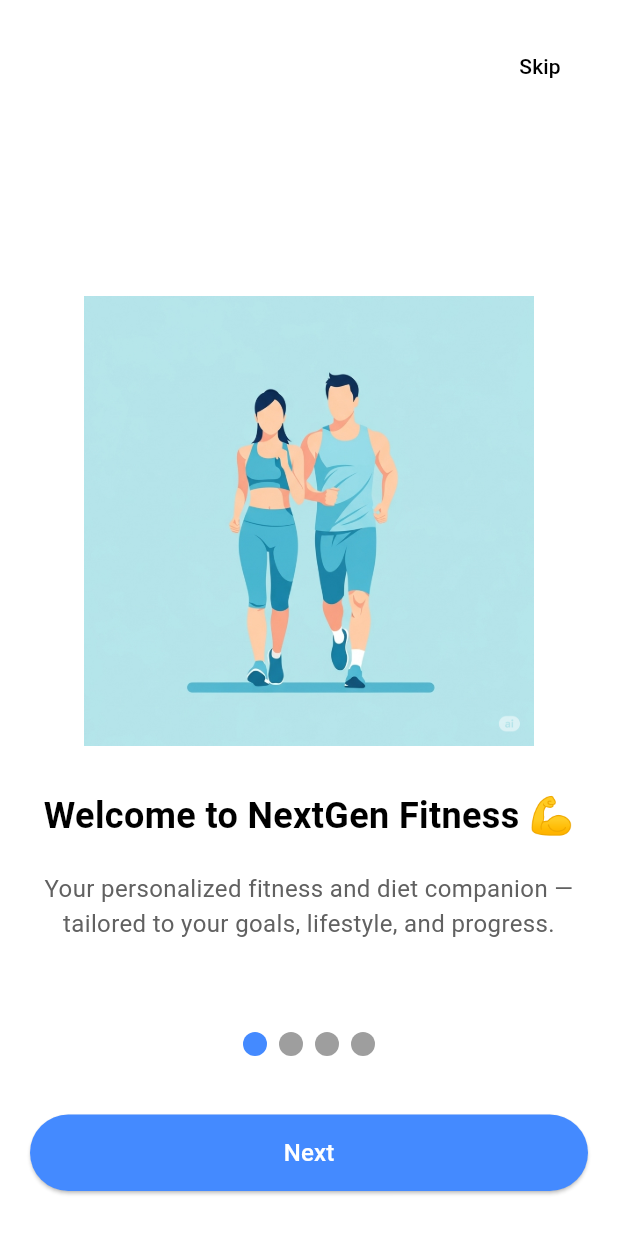
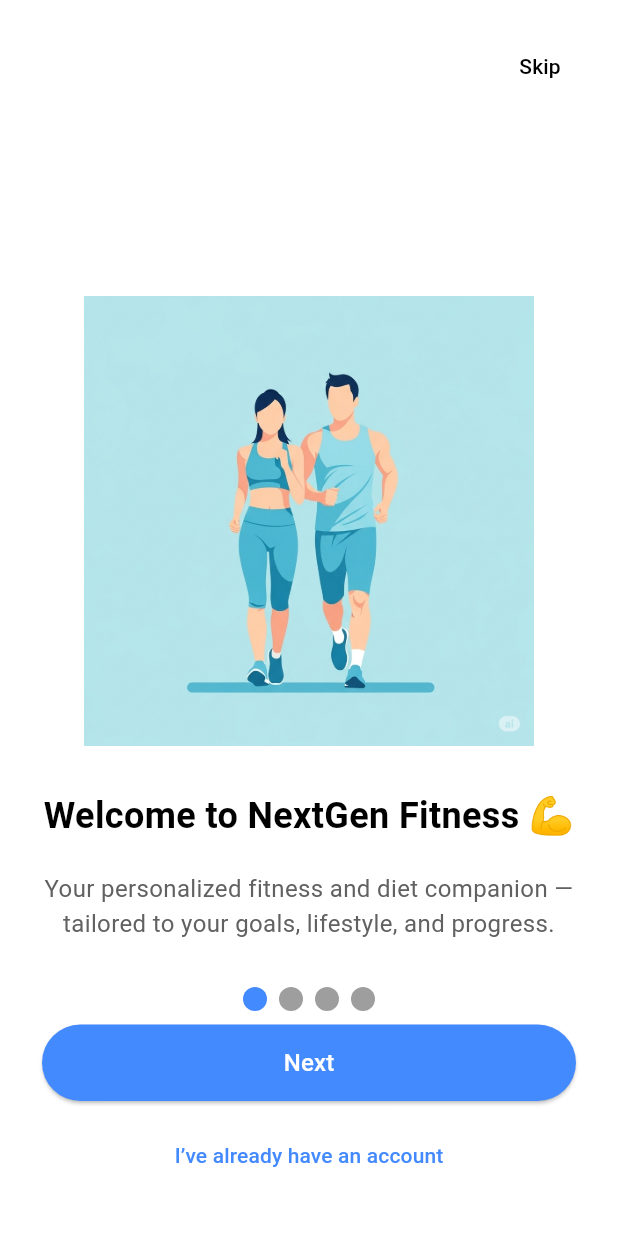
Before and after one commit to jayveeong05/Capstone-project, a Flutter app: the screen it shows after launch, on a phone screen of 412 x 824 dp. Run offline on Flutter 3.47's test engine with Material 3 defaults, Android fonts, the phone set to English and light mode, and no system bars; drawn by our look-alikes of smooth_page_indicator.

Commit message:
add a textbutton under the lets get started button

```diff
--- a/frontend/lib/pages/OnboardPage.dart
+++ b/frontend/lib/pages/OnboardPage.dart
@@ -60,7 +60,7 @@ class _OnboardingPageState extends State<OnboardingPage> {
 
             // Dot indicators
             Positioned(
-              bottom: 120,
+              bottom: 150,
               left: 0,
               right: 0,
               child: Center(
@@ -75,19 +75,24 @@ class _OnboardingPageState extends State<OnboardingPage> {
               ),
             ),
 
-
             // Next or Done button
             Positioned(
               bottom: 30,
               left: 20,
               right: 20,
-              child: ElevatedButton(
+              child: Padding(
+                padding: const EdgeInsets.symmetric(horizontal: 8.0),
+                child: Column(
+                  mainAxisSize: MainAxisSize.min,
+                  children: [
+                    ElevatedButton(
                       style: ElevatedButton.styleFrom(
                         backgroundColor: Colors.blueAccent,
                         padding: EdgeInsets.symmetric(vertical: 14),
                         shape: RoundedRectangleBorder(
                           borderRadius: BorderRadius.circular(30),
                         ),
+                        minimumSize: Size.fromHeight(50),
                       ),
                       onPressed: () {
                         if (onLastPage) {
@@ -102,6 +107,19 @@ class _OnboardingPageState extends State<OnboardingPage> {
                       child: Text(
                         onLastPage ? "Let’s Get Started" : "Next",
                         style: TextStyle(fontSize: 16, color: Colors.white),
+                      ),
+                    ),
+                    SizedBox(height: 12),
+                    TextButton(
+                      onPressed: () {
+                        Navigator.pushReplacementNamed(context, '/signup');
+                      },
+                      child: Text(
+                        "I’ve already have an account",
+                        style: TextStyle(color: Colors.blueAccent),
+                      ),
+                    ),
+                  ],
                 ),
               ),
             ),
```
Also changed, not shown: 1 other file. Lines whose indentation alone changed are shown as unchanged.
